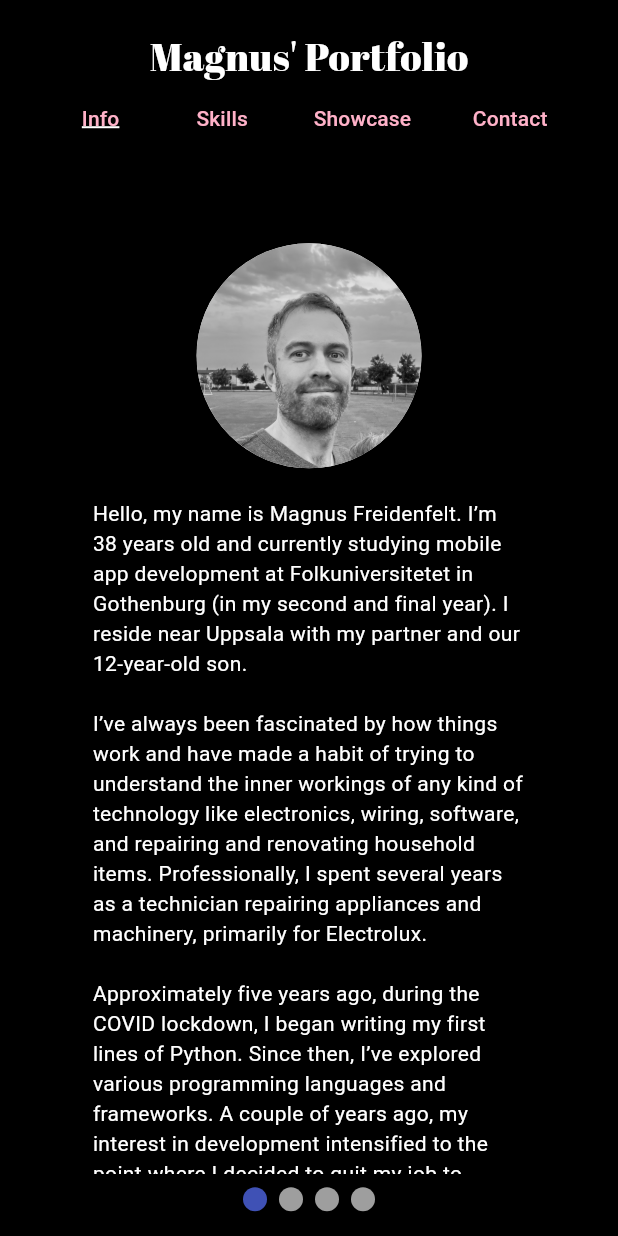
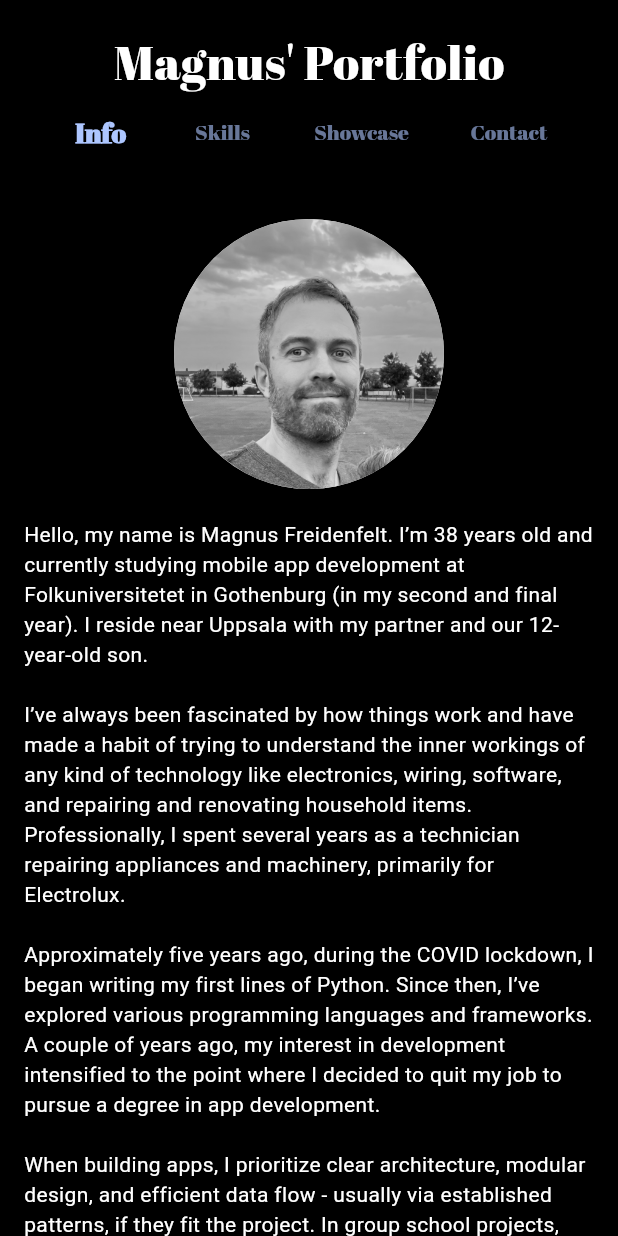
Before and after one commit to magnfreid/FlutterPortfolio, a Flutter app: the screen it shows after launch, on a phone screen of 412 x 824 dp. Run offline on Flutter 3.47's test engine with Material 3 defaults, Android fonts, the light colour scheme and no system bars; drawn by our look-alikes of smooth_page_indicator; our stand-ins replace google_fonts.

Commit message:
UI improvements.

```diff
--- a/lib/theme.dart
+++ b/lib/theme.dart
@@ -37,7 +37,7 @@ final ThemeData customDarkTheme = ThemeData(
       ),
 
   colorScheme: ColorScheme.fromSeed(
-    seedColor: Colors.black, // Choose a seed appropriate for dark theme
+    seedColor: Colors.blueAccent, // Choose a seed appropriate for dark theme
     brightness: Brightness.dark,
     // Ensure contrast with white text if using this seed for component backgrounds
     // You might want to override some generated colors:
--- a/lib/ui/home.dart
+++ b/lib/ui/home.dart
@@ -1,3 +1,5 @@
+import 'dart:ui';
+
 import 'package:flutter/material.dart';
 import 'package:google_fonts/google_fonts.dart';
 import 'package:portfolio/data/constants/sizes.dart';
@@ -52,10 +54,10 @@ class _HomeState extends State<Home> {
 
   @override
   Widget build(BuildContext context) {
-    final size = MediaQuery.of(context).size;
-    final bool mobile = size.width < widthThreshold;
     return Scaffold(
-      body: Column(
+      body: ScrollConfiguration(
+        behavior: DesktopScrollBehavior(),
+        child: Column(
           children: [
             //MARK: HEADER
             Padding(
@@ -65,7 +67,7 @@ class _HomeState extends State<Home> {
                   Center(
                     child: Text(
                       "Magnus' Portfolio",
-                    style: GoogleFonts.abrilFatface(fontSize: 26),
+                      style: GoogleFonts.abrilFatface(fontSize: 32),
                     ),
                   ),
                   Row(
@@ -81,14 +83,75 @@ class _HomeState extends State<Home> {
                 ],
               ),
             ),
+            // Expanded(
+            //   child: Stack(
+            //     children: [
+            //       Positioned(
+            //         top: size.height * 0.05,
+            //         bottom: size.height * 0.05,
+            //         left: size.width * 0.01,
+            //         right: size.width * 0.01,
+            //         child: PageView(
+            //           controller: _controller,
+            //           onPageChanged: (newPage) {
+            //             setState(() {
+            //               _currentPage = newPage;
+            //             });
+            //           },
+            //           children: _pages,
+            //         ),
+            //       ),
+            //       if (mobile)
+            //         Positioned(
+            //           left: 0,
+            //           right: 0,
+            //           bottom: size.height * 0.02,
+            //           child: Center(
+            //             child: SmoothPageIndicator(
+            //               effect: WormEffect(),
+            //               controller: _controller,
+            //               count: _pages.length,
+            //             ),
+            //           ),
+            //         ),
+            //
+            //       // if (!mobile)
+            //       //   Positioned(
+            //       //     top: 0,
+            //       //     bottom: 0,
+            //       //     right: size.width * 0.01,
+            //       //     child: IconButton(
+            //       //       iconSize: 60,
+            //       //       onPressed: (_currentPage == _pages.length - 1)
+            //       //           ? null
+            //       //           : () {
+            //       //               _goToPage(_currentPage + 1);
+            //       //             },
+            //       //       icon: Icon(Icons.arrow_circle_right_outlined),
+            //       //     ),
+            //       //   ),
+            //       // if (!mobile)
+            //       //   Positioned(
+            //       //     top: 0,
+            //       //     bottom: 0,
+            //       //     left: size.width * 0.01,
+            //       //     child: IconButton(
+            //       //       iconSize: 60,
+            //       //       onPressed: (_currentPage == 0)
+            //       //           ? null
+            //       //           : () {
+            //       //               _goToPage(_currentPage - 1);
+            //       //             },
+            //       //       icon: Icon(Icons.arrow_circle_left_outlined),
+            //       //     ),
+            //       //   ),
+            //     ],
+            //   ),
+            // ),
             Expanded(
-            child: Stack(
+              child: Column(
                 children: [
-                Positioned(
-                  top: size.height * 0.05,
-                  bottom: size.height * 0.05,
-                  left: size.width * 0.15,
-                  right: size.width * 0.15,
+                  Expanded(
                     child: PageView(
                       controller: _controller,
                       onPageChanged: (newPage) {
@@ -99,72 +162,55 @@ class _HomeState extends State<Home> {
                       children: _pages,
                     ),
                   ),
-                if (mobile)
-                  Positioned(
-                    left: 0,
-                    right: 0,
-                    bottom: size.height * 0.02,
-                    child: Center(
-                      child: SmoothPageIndicator(
-                        effect: WormEffect(),
-                        controller: _controller,
-                        count: _pages.length,
-                      ),
-                    ),
-                  ),
-
-                if (!mobile)
-                  Positioned(
-                    top: 0,
-                    bottom: 0,
-                    right: size.width * 0.01,
-                    child: IconButton(
-                      iconSize: 60,
-                      onPressed: (_currentPage == _pages.length - 1)
-                          ? null
-                          : () {
-                              _goToPage(_currentPage + 1);
-                            },
-                      icon: Icon(Icons.arrow_circle_right_outlined),
-                    ),
-                  ),
-                if (!mobile)
-                  Positioned(
-                    top: 0,
-                    bottom: 0,
-                    left: size.width * 0.01,
-                    child: IconButton(
-                      iconSize: 60,
-                      onPressed: (_currentPage == 0)
-                          ? null
-                          : () {
-                              _goToPage(_currentPage - 1);
-                            },
-                      icon: Icon(Icons.arrow_circle_left_outlined),
+                  // Padding(
+                  //   padding: const EdgeInsets.all(16.0),
+                  //   child: Center(
+                  //     child: SmoothPageIndicator(
+                  //       controller: _controller,
+                  //       count: _pages.length,
+                  //       effect: WormEffect(),
+                  //     ),
+                  //   ),
+                  // ),
+                ],
               ),
             ),
           ],
         ),
       ),
-        ],
-      ),
     );
   }
 
   TextButton _navButton(String text, int page) {
+    final isActive = page == _currentPage;
+    final colorScheme = Theme.of(context).colorScheme;
+
     return TextButton(
       onPressed: () {
         _goToPage(page);
       },
-      child: Text(
-        text,
-        style: page == _currentPage
-            ? TextStyle(
-                decoration: TextDecoration.underline,
-                decorationThickness: 2,
-              )
-            : TextStyle(),
+      child: AnimatedDefaultTextStyle(
+        duration: Duration(milliseconds: 400),
+        curve: Curves.easeInOut,
+        style: GoogleFonts.abrilFatface(
+          fontSize: isActive ? 18 : 14,
+          color: isActive
+              ? colorScheme.primary
+              : colorScheme.primary.withValues(alpha: 0.6),
+          fontWeight: isActive ? FontWeight.bold : FontWeight.normal,
+        ),
+        child: Text(text),
       ),
     );
   }
 }
+
+class DesktopScrollBehavior extends MaterialScrollBehavior {
+  @override
+  Set<PointerDeviceKind> get dragDevices => {
+    PointerDeviceKind.touch, // mobile
+    PointerDeviceKind.mouse, // desktop mouse
+    PointerDeviceKind.stylus, // optional
+    PointerDeviceKind.trackpad,
+  };
+}
--- a/lib/ui/pages/intro_page.dart
+++ b/lib/ui/pages/intro_page.dart
@@ -15,11 +15,14 @@ class IntroPage extends StatelessWidget {
         spacing: 20,
         children: [
           CircleAvatar(
-            radius: 75,
+            radius: isMobileSize ? 90 : 150,
             backgroundImage: AssetImage("assets/profile_picture.jpeg"),
             backgroundColor: Colors.grey.shade200,
           ),
-          Text(introductionText),
+          Text(
+            introductionText,
+            style: TextStyle(fontSize: isMobileSize ? 14 : 18),
+          ),
         ],
       ),
     );
--- a/lib/ui/pages/skills_page.dart
+++ b/lib/ui/pages/skills_page.dart
@@ -41,7 +41,6 @@ class SkillsPage extends StatelessWidget {
         mainAxisExtent: 450,
         mainAxisSpacing: 16,
         crossAxisSpacing: 16,
-        // childAspectRatio: mobileLayout ? 0.8 : 0.7,
       ),
       itemBuilder: (context, index) {
         final skill = skills[index];
--- a/lib/ui/widgets/scroll_container.dart
+++ b/lib/ui/widgets/scroll_container.dart
@@ -17,7 +17,15 @@ class ScrollContainer extends StatelessWidget {
         behavior: mobileLayout
             ? ScrollBehavior().copyWith(scrollbars: false)
             : ScrollBehavior(),
-        child: SingleChildScrollView(child: child),
+        child: SingleChildScrollView(
+          child: Padding(
+            padding: EdgeInsets.symmetric(
+              horizontal: mobileLayout ? 16 : 120,
+              vertical: 16,
+            ),
+            child: child,
+          ),
+        ),
       ),
     );
   }
```
Lines whose indentation alone changed are shown as unchanged.
